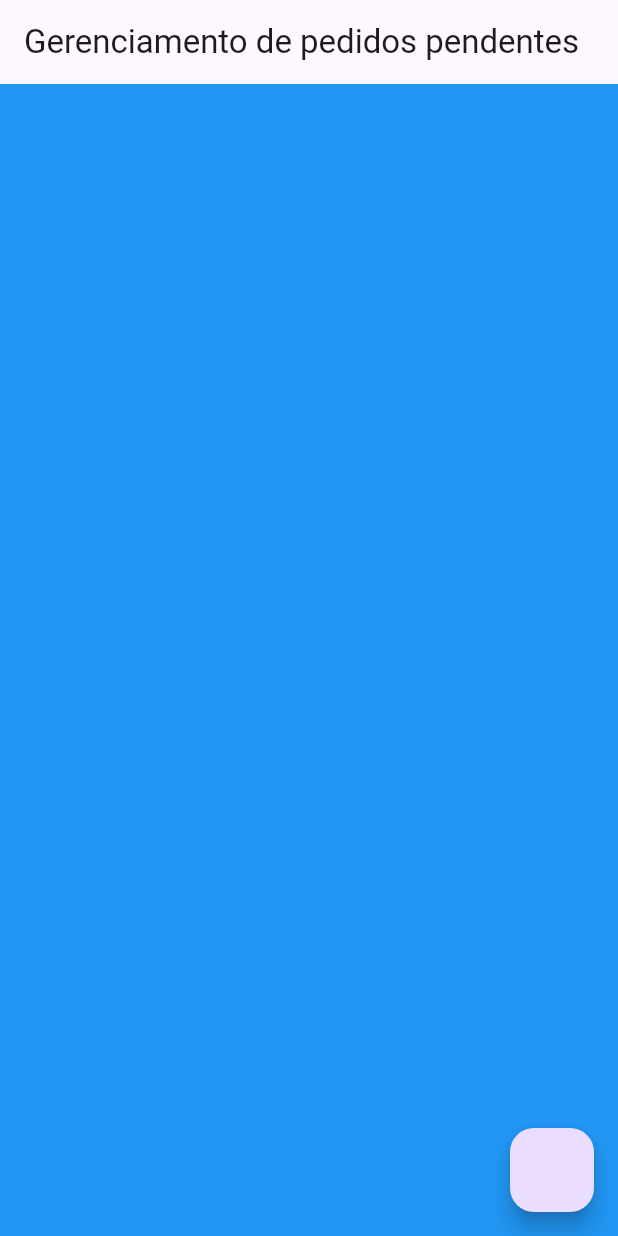
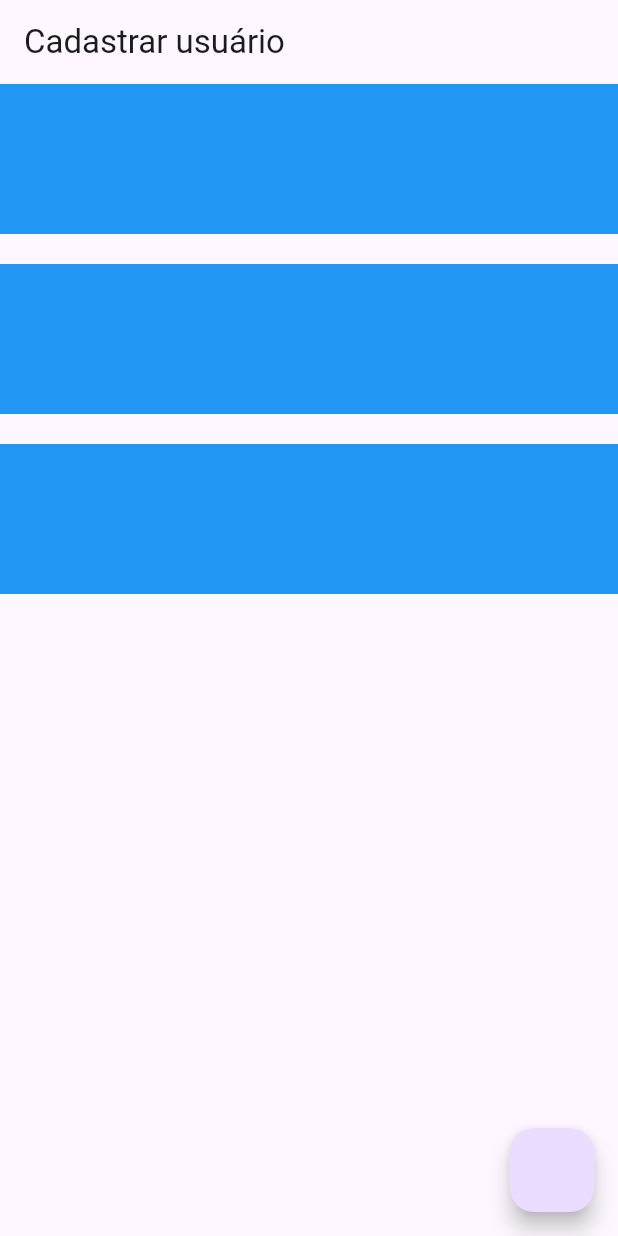
Before and after one commit to renanjava/flutter-restaurante, a Flutter app: the screen it shows after launch, on a phone screen of 412 x 824 dp. Run offline on Flutter 3.47's test engine with Material 3 defaults, Android fonts, the phone set to English and light mode, and no system bars.

Commit message:
Container, Column e Padding

```diff
--- a/lib/main.dart
+++ b/lib/main.dart
@@ -10,7 +10,42 @@ class MyApp extends StatelessWidget {
   @override
   Widget build(BuildContext context) {
     return MaterialApp(
-        title: 'Oi',
+        title: 'Cadastrar usuário',
+        home: Scaffold(
+          appBar: AppBar(
+            title: Text("Cadastrar usuário"),
+          ),
+          body: Column(
+            children: [
+              Container(
+                color: Colors.blue,
+                height: 100,
+                width: 450,
+              ),
+              Padding(padding: EdgeInsets.only(bottom: 20.00)),
+              Container(
+                color: Colors.blue,
+                height: 100,
+                width: 450,
+              ),
+              Padding(padding: EdgeInsets.only(bottom: 20.00)),
+              Container(
+                color: Colors.blue,
+                height: 100,
+                width: 450,
+              ),
+            ],
+          ),
+          floatingActionButton: FloatingActionButton(
+            onPressed: () {},
+          ),
+        ));
+    ;
+  }
+
+  homePage() {
+    return MaterialApp(
+        title: 'Home',
         home: Scaffold(
           appBar: AppBar(
             title: Text("Gerenciamento de pedidos pendentes"),
@@ -18,7 +53,10 @@ class MyApp extends StatelessWidget {
           body: Container(
             color: Colors.blue,
           ),
-          floatingActionButton: FloatingActionButton(onPressed: () {}),
+          floatingActionButton: FloatingActionButton(
+            onPressed: () {},
+            child: Text("Cadastrar usuário"),
+          ),
         ));
   }
 }
```
